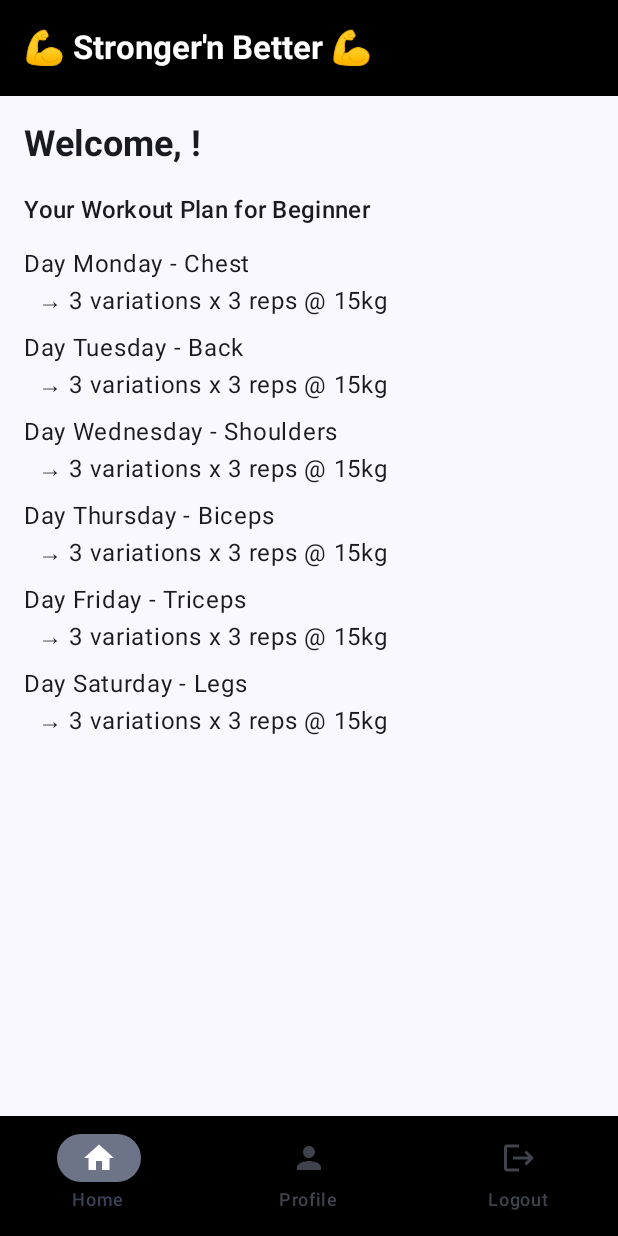
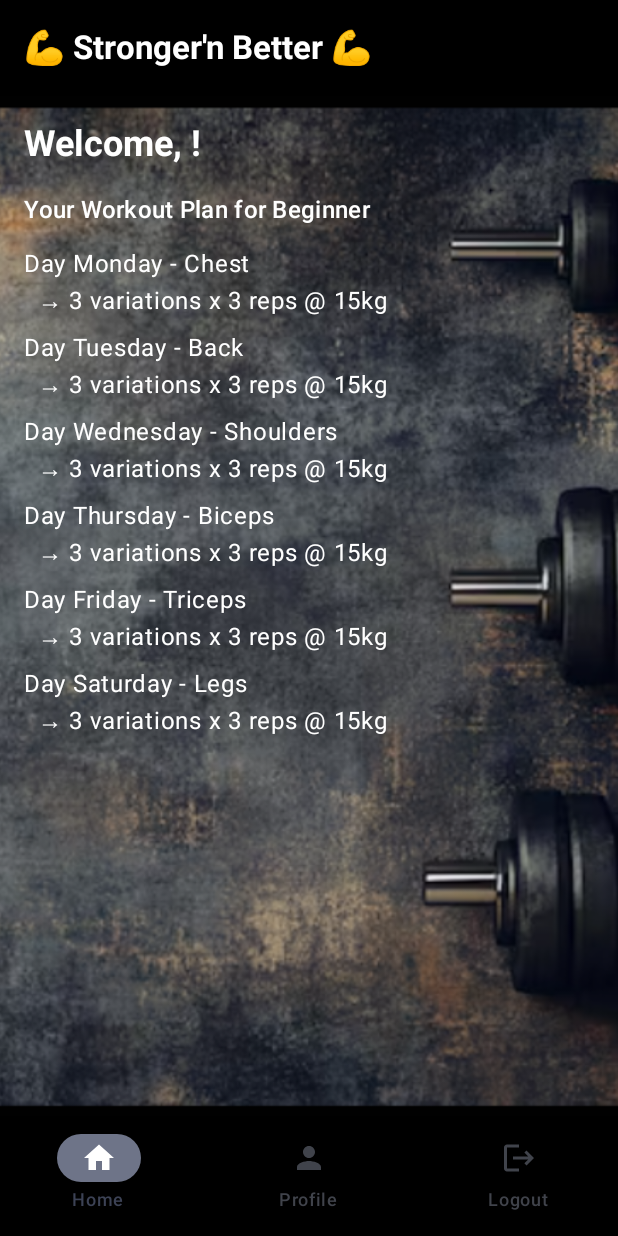
Before and after one commit to nithishpatel04/WorkoutDietPlanApp, an Android app built with Jetpack Compose: the HomeScreen screen opened through its navigation route, on a phone screen of 412 x 824 dp. Run offline under Robolectric (Android 15) with nearby library versions, the phone set to English and light mode, and no system bars.

Commit message:
Ready for the presentation

```diff
--- a/app/src/main/java/com/example/workoutdietplanapp/views/HomeScreen.kt
+++ b/app/src/main/java/com/example/workoutdietplanapp/views/HomeScreen.kt
@@ -1,5 +1,6 @@
 package com.example.workoutdietplanapp.views
 
+import androidx.compose.foundation.Image
 import androidx.compose.foundation.layout.*
 import androidx.compose.foundation.lazy.LazyColumn
 import androidx.compose.material.icons.Icons
@@ -8,12 +9,15 @@ import androidx.compose.material.icons.filled.Logout
 import androidx.compose.material.icons.filled.Person
 import androidx.compose.material3.*
 import androidx.compose.runtime.*
-import androidx.compose.ui.Alignment
+
 import androidx.compose.ui.Modifier
 import androidx.compose.ui.graphics.Color
+import androidx.compose.ui.layout.ContentScale
+import androidx.compose.ui.res.painterResource
 import androidx.compose.ui.text.font.FontWeight
 import androidx.compose.ui.unit.dp
 import androidx.navigation.NavHostController
+import com.example.workoutdietplanapp.R
 import com.example.workoutdietplanapp.navigation.Route
 import com.example.workoutdietplanapp.viewmodel.UserViewModel
 
@@ -71,16 +75,30 @@ fun HomeScreen(navController: NavHostController, userViewModel: UserViewModel) {
             }
         }
     ) { innerPadding ->
+        Box(
+            modifier = Modifier
+                .fillMaxSize()
+                .padding(innerPadding)
+        ) {
+            // Background Image
+            Image(
+                painter = painterResource(id = R.drawable.home_screen),
+                contentDescription = null,
+                contentScale = ContentScale.Crop,
+                modifier = Modifier.fillMaxSize()
+            )
+
+            // Foreground Content
             Column(
                 modifier = Modifier
-                .padding(innerPadding)
+                    .fillMaxSize()
                     .padding(16.dp)
-                .fillMaxSize()
             ) {
                 Text(
                     text = "Welcome, ${user.name}!",
                     style = MaterialTheme.typography.headlineSmall,
                     fontWeight = FontWeight.Bold,
+                    color = Color.White,
                     modifier = Modifier.padding(bottom = 16.dp)
                 )
 
@@ -88,35 +106,38 @@ fun HomeScreen(navController: NavHostController, userViewModel: UserViewModel) {
                     text = if (isDietSelected) "Your Diet Plan for $level" else "Your Workout Plan for $level",
                     style = MaterialTheme.typography.titleMedium,
                     fontWeight = FontWeight.SemiBold,
+                    color = Color.White,
                     modifier = Modifier.padding(bottom = 12.dp)
                 )
 
                 if (isDietSelected) {
                     dietPlan?.let { diet ->
-                    Text("• Protein: ${diet.proteinGrams}g")
-                    Text("• Water: ${diet.waterGlasses} glasses")
-                    Text("• Tips:")
+                        Text("• Protein: ${diet.proteinGrams}g", color = Color.White)
+                        Text("• Water: ${diet.waterGlasses} glasses", color = Color.White)
+                        Text("• Tips:", color = Color.White)
                         diet.extraTips.forEach { tip ->
-                        Text("- $tip")
+                            Text("- $tip", color = Color.White)
                         }
-                } ?: Text("No diet plan available.")
+                    } ?: Text("No diet plan available.", color = Color.White)
                 } else {
                     if (workouts.isNotEmpty()) {
                         LazyColumn {
                             items(workouts.size) { index ->
                                 val w = workouts[index]
-                            Text("Day ${w.day} - ${w.workout}")
-                            Text("  → ${w.variations} variations x ${w.reps} reps @ ${w.maxWeightKg}kg")
+                                Text("Day ${w.day} - ${w.workout}", color = Color.White)
+                                Text("  → ${w.variations} variations x ${w.reps} reps @ ${w.maxWeightKg}kg", color = Color.White)
                                 Spacer(modifier = Modifier.height(8.dp))
                             }
                         }
                     } else {
-                    Text("No workout plan available.")
+                        Text("No workout plan available.", color = Color.White)
+                    }
                 }
             }
         }
     }
 
+    // Logout Dialog
     if (showLogoutDialog) {
         AlertDialog(
             onDismissRequest = { showLogoutDialog = false },
```
Also changed, not shown: app/src/main/res/drawable/home_screen.png (added). Lines whose indentation alone changed are shown as unchanged.
